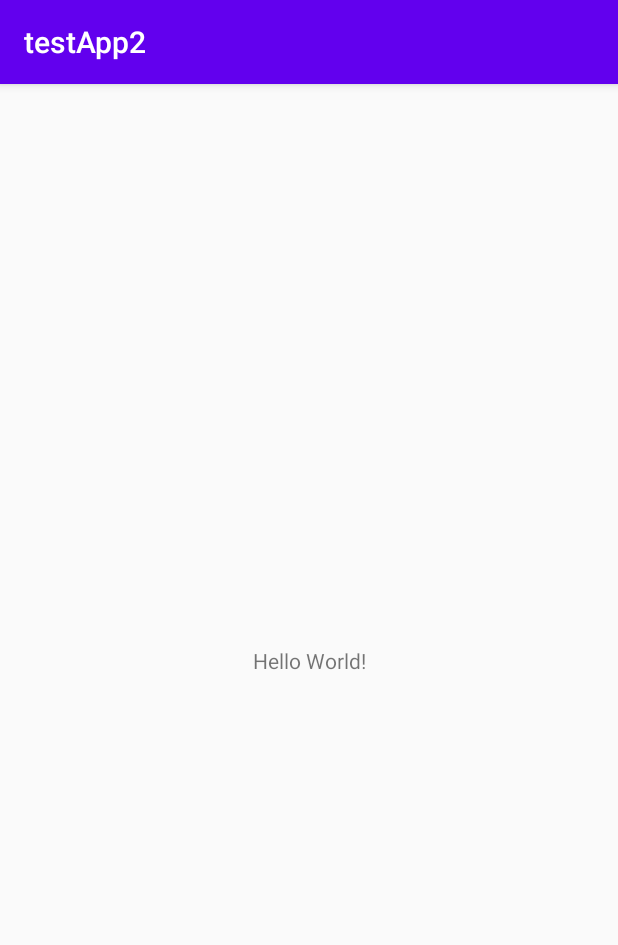
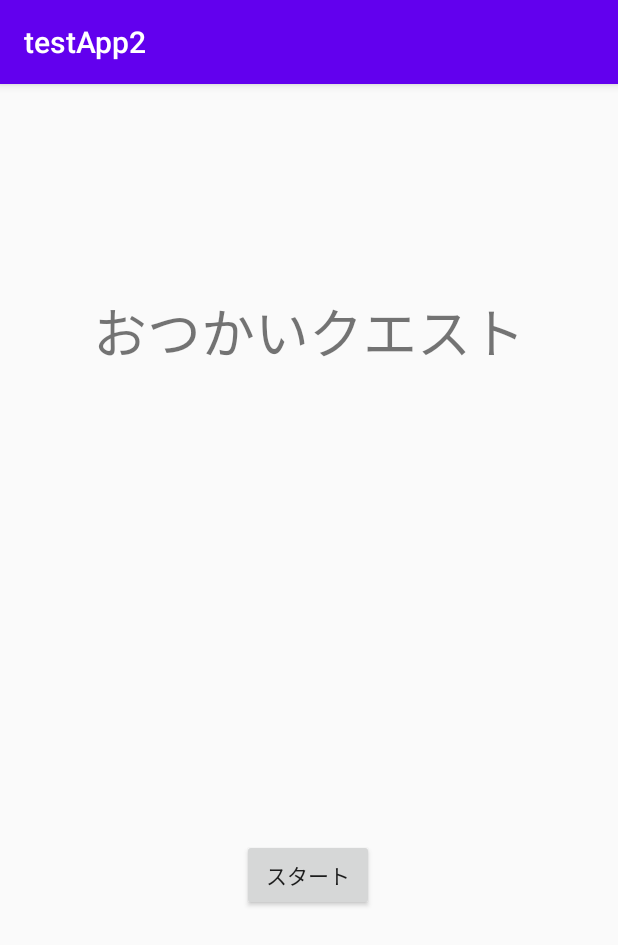
Before and after one commit to konan-pbl-2021/OQ, an Android app: the screen it shows after launch (MainActivity), on a phone screen of 412 x 824 dp. Shown: the top 945 px of the screen. Run offline under Robolectric (Android 15) with nearby library versions, the phone set to English and light mode, and no system bars.

Commit message:
原型ができました

```diff
--- a/app/src/main/AndroidManifest.xml
+++ b/app/src/main/AndroidManifest.xml
@@ -9,7 +9,8 @@
         android:roundIcon="@mipmap/ic_launcher_round"
         android:supportsRtl="true"
         android:theme="@style/AppTheme">
-        <activity android:name="com.example.oq.MainActivity">
+        <activity android:name=".HomeActivity"></activity>
+        <activity android:name=".MainActivity">
             <intent-filter>
                 <action android:name="android.intent.action.MAIN" />
 
--- a/app/src/main/java/com/example/oq/MainActivity.java
+++ b/app/src/main/java/com/example/oq/MainActivity.java
@@ -2,7 +2,10 @@ package com.example.oq;
 
 import androidx.appcompat.app.AppCompatActivity;
 
+import android.content.Intent;
 import android.os.Bundle;
+import android.view.View;
+import android.widget.Button;
 
 public class MainActivity extends AppCompatActivity {
 
@@ -10,5 +13,13 @@ public class MainActivity extends AppCompatActivity {
     protected void onCreate(Bundle savedInstanceState) {
         super.onCreate(savedInstanceState);
         setContentView(R.layout.activity_main);
+        Button sButton = (Button)findViewById(R.id.sbutton);
+        sButton.setOnClickListener(new View.OnClickListener() {
+            @Override
+            public void onClick(View v) {
+                Intent intent = new Intent(MainActivity.this,HomeActivity.class);
+                startActivity(intent);
+            }
+        });
     }
 }
--- a/app/src/main/res/layout/activity_main.xml
+++ b/app/src/main/res/layout/activity_main.xml
@@ -7,12 +7,30 @@
     tools:context=".MainActivity">
 
     <TextView
+        android:id="@+id/textView"
         android:layout_width="wrap_content"
         android:layout_height="wrap_content"
-        android:text="Hello World!"
+        android:text="おつかいクエスト"
+        android:textSize="36sp"
         app:layout_constraintBottom_toBottomOf="parent"
+        app:layout_constraintEnd_toEndOf="parent"
         app:layout_constraintLeft_toLeftOf="parent"
         app:layout_constraintRight_toRightOf="parent"
-        app:layout_constraintTop_toTopOf="parent" />
+        app:layout_constraintStart_toStartOf="parent"
+        app:layout_constraintTop_toTopOf="parent"
+        app:layout_constraintVertical_bias="0.193" />
+
+    <Button
+        android:id="@+id/sbutton"
+        android:layout_width="wrap_content"
+        android:layout_height="wrap_content"
+        android:layout_marginTop="503dp"
+        android:text="スタート"
+        app:layout_constraintBottom_toBottomOf="parent"
+        app:layout_constraintEnd_toEndOf="parent"
+        app:layout_constraintHorizontal_bias="0.498"
+        app:layout_constraintStart_toStartOf="parent"
+        app:layout_constraintTop_toTopOf="parent"
+        app:layout_constraintVertical_bias="0.0" />
 
 </androidx.constraintlayout.widget.ConstraintLayout>
```
Also changed, not shown: app/src/main/java/com/example/oq/HomeActivity.java (added, +14 -0 lines), app/src/main/res/layout/activity_home.xml (added, +18 -0 lines).
